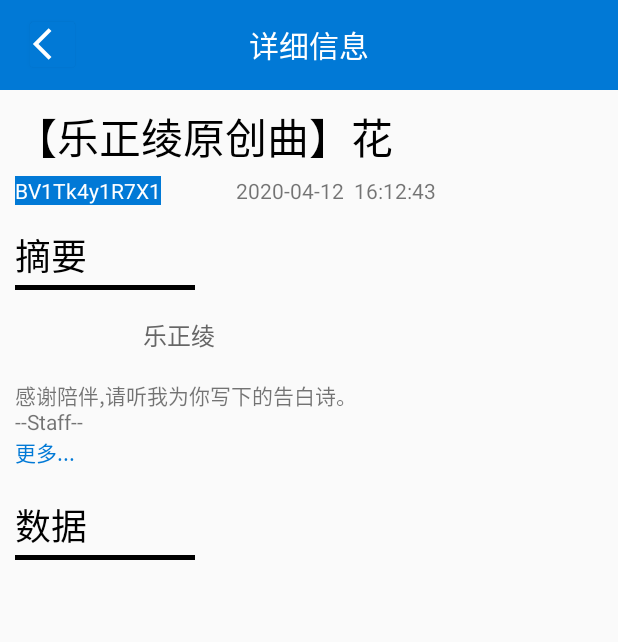
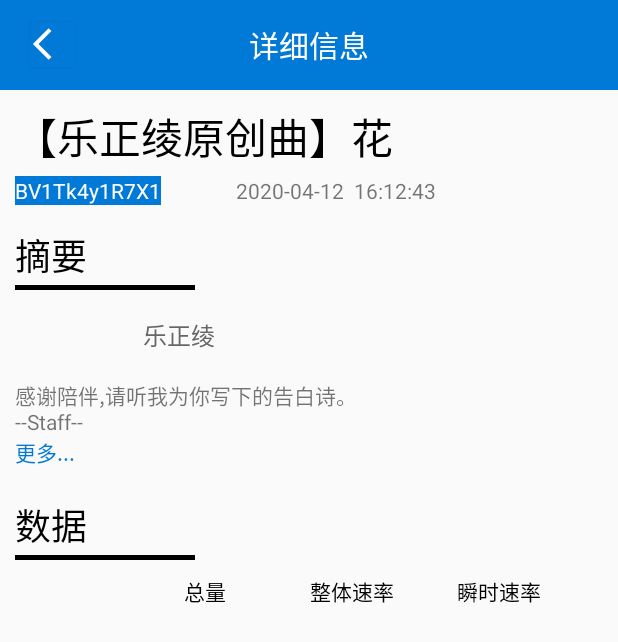
Before and after one commit to Ling-YangHui/iRecorder, an Android app: the layout activity_detail.xml on its own in the app's theme, with its tools: preview values and no code run, on a phone screen of 412 x 824 dp. Shown: the top 642 px of the screen. Run offline under Robolectric (Android 15) with nearby library versions, the phone set to English and light mode, and no system bars; network calls fail.

Commit message:
20210218

```diff
--- a/app/build.gradle
+++ b/app/build.gradle
@@ -34,6 +34,7 @@ dependencies {
     implementation 'com.google.android.material:material:1.1.0'
     implementation 'androidx.wear:wear:1.0.0'
     implementation 'androidx.constraintlayout:constraintlayout:1.1.3'
+    implementation files('app/libs/fastjson-1.2.75.jar')
     testImplementation 'junit:junit:4.+'
     androidTestImplementation 'androidx.test.ext:junit:1.1.1'
     androidTestImplementation 'androidx.test.espresso:espresso-core:3.2.0'
--- a/app/src/main/AndroidManifest.xml
+++ b/app/src/main/AndroidManifest.xml
@@ -3,6 +3,7 @@
     package="com.yanghui.irecorder">
 
     <uses-permission android:name="android.permission.WAKE_LOCK" />
+    <uses-permission android:name="android.permission.INTERNET" />
 
     <uses-feature android:name="android.hardware.type.watch" />
 
@@ -12,6 +13,7 @@
         android:label="@string/app_name"
         android:roundIcon="@mipmap/ic_launcher_round"
         android:supportsRtl="true"
+        android:networkSecurityConfig="@xml/network_security_config"
         android:theme="@style/Theme.YangHui.BrandBoard">
         <activity android:name=".activity.DetailActivity"></activity>
         <activity android:name=".activity.MainActivity" />
--- a/app/src/main/res/layout/activity_detail.xml
+++ b/app/src/main/res/layout/activity_detail.xml
@@ -93,10 +93,12 @@
                 android:orientation="horizontal">
 
                 <com.yanghui.irecorder.view.CircleImageView
+                    android:id="@+id/detailActivity_body_image"
                     android:layout_width="wrap_content"
                     android:layout_height="wrap_content" />
 
                 <TextView
+                    android:id="@+id/detailActivity_body_uploader"
                     android:layout_width="wrap_content"
                     android:layout_height="wrap_content"
                     android:layout_gravity="center_vertical"
@@ -134,7 +136,73 @@
                 android:layout_marginTop="2dp"
                 android:background="@color/black" />
 
+            <LinearLayout
+                android:layout_width="match_parent"
+                android:layout_height="wrap_content"
+                android:layout_marginTop="10dp"
+                android:orientation="horizontal">
+
+                <LinearLayout
+                    android:layout_width="0dp"
+                    android:layout_height="wrap_content"
+                    android:layout_weight="0.8"
+                    android:orientation="vertical">
+
+                </LinearLayout>
+
+                <LinearLayout
+                    android:layout_width="0dp"
+                    android:layout_height="wrap_content"
+                    android:layout_weight="1"
+                    android:gravity="center_horizontal"
+                    android:orientation="vertical">
+
+                    <TextView
+                        android:layout_width="wrap_content"
+                        android:layout_height="wrap_content"
+                        android:text="@string/total"
+                        android:textColor="@color/black" />
+
+                </LinearLayout>
+
+                <LinearLayout
+                    android:layout_width="0dp"
+                    android:layout_height="wrap_content"
+                    android:layout_weight="1"
+                    android:gravity="center_horizontal"
+                    android:orientation="vertical">
+
+                    <TextView
+                        android:layout_width="wrap_content"
+                        android:layout_height="wrap_content"
+                        android:text="@string/totalSpeed"
+                        android:textColor="@color/black" />
+
+                </LinearLayout>
+
+                <LinearLayout
+                    android:layout_width="0dp"
+                    android:layout_height="wrap_content"
+                    android:layout_weight="1"
+                    android:gravity="center_horizontal"
+                    android:orientation="vertical">
+
+                    <TextView
+                        android:layout_width="wrap_content"
+                        android:layout_height="wrap_content"
+                        android:text="@string/timeSpeed"
+                        android:textColor="@color/black" />
+
+                </LinearLayout>
+
+                <LinearLayout
+                    android:layout_width="0dp"
+                    android:layout_height="wrap_content"
+                    android:layout_weight="0.3"
+                    tools:ignore="UselessLeaf" />
+
+            </LinearLayout>
         </LinearLayout>
     </ScrollView>
-
+    [[[[[[
 </LinearLayout>
--- a/app/src/main/res/layout/activity_main.xml
+++ b/app/src/main/res/layout/activity_main.xml
@@ -73,9 +73,11 @@
         android:layout_width="match_parent"
         android:layout_height="match_parent">
 
-        <com.yanghui.irecorder.view.ListItemView
+        <LinearLayout
+            android:id="@+id/mainActivity_body_list"
             android:layout_width="match_parent"
-            android:layout_height="wrap_content" />
+            android:layout_height="wrap_content"
+            android:orientation="vertical" />
 
     </ScrollView>
 
--- a/app/src/main/res/values/strings.xml
+++ b/app/src/main/res/values/strings.xml
@@ -14,4 +14,7 @@
     <string name="E_abstract">摘要</string>
     <string name="more">更多...</string>
     <string name="data">数据</string>
+    <string name="total">总量</string>
+    <string name="totalSpeed">整体速率</string>
+    <string name="timeSpeed">瞬时速率</string>
 </resources>
--- /dev/null
+++ b/app/src/main/res/xml/network_security_config.xml
@@ -0,0 +1,4 @@
+<?xml version="1.0" encoding="utf-8"?>
+<network-security-config>
+    <base-config cleartextTrafficPermitted="true" />
+</network-security-config>
```
Also changed, not shown: app/src/main/java/com/yanghui/irecorder/activity/MainActivity.java (+32 -0 lines), app/src/main/java/com/yanghui/irecorder/core/Looper.java (added, +39 -0 lines), app/src/main/java/com/yanghui/irecorder/core/Record.java (added, +165 -0 lines), app/src/main/java/com/yanghui/irecorder/view/ListItemView.java (+53 -10 lines), app/app/libs/fastjson-1.2.75.jar (added).
